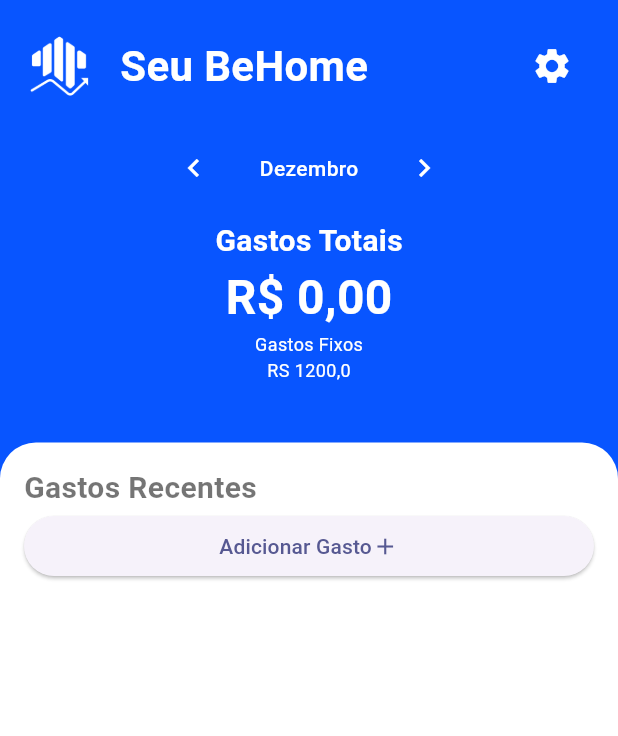
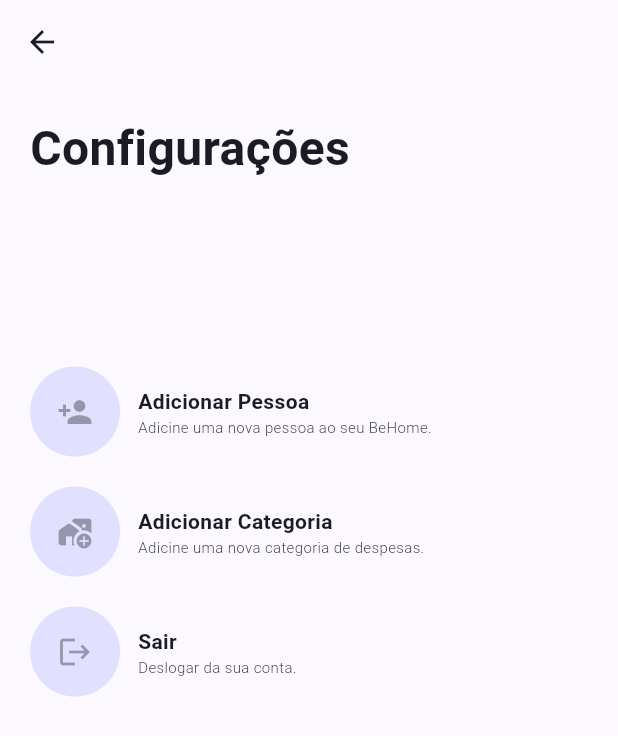
Before and after one commit to Redoze/Behome_-_DSI, a Flutter app: the screen it shows once a user with an empty profile is signed in, after a tap on the "settings" icon, on a phone screen of 412 x 824 dp. Shown: the top 736 px of the screen. Run offline on Flutter 3.47's test engine with Material 3 defaults, Android fonts, the phone set to English and light mode, and no system bars; our stand-ins replace cloud_firestore, firebase_auth, firebase_core, fluttertoast; accounts and stored records are empty.

Commit message:
add a page de configs e corrigi um overflow na page de registro

```diff
--- /dev/null
+++ b/lib/pages/category_register_page.dart
@@ -0,0 +1,11 @@
+import 'package:flutter/foundation.dart';
+import 'package:flutter/widgets.dart';
+
+class MyWidget extends StatelessWidget {
+  const MyWidget({super.key});
+
+  @override
+  Widget build(BuildContext context) {
+    return const Placeholder();
+  }
+}
--- a/lib/pages/home_page.dart
+++ b/lib/pages/home_page.dart
@@ -1,4 +1,5 @@
 import 'package:behome/pages/gastos_page.dart';
+import 'package:behome/pages/settings_page.dart';
 import 'package:behome/services/auth_service.dart';
 import 'package:behome/services/expense_service.dart';
 import 'package:behome/styles/text_styles.dart';
@@ -44,7 +45,12 @@ class _HomePageState extends State<HomePage> {
           child: Column(
             children: [
               HomeHeader(
-                onSettingsPressed: logout,
+                onSettingsPressed: () {
+                  Navigator.push(
+                      context,
+                      MaterialPageRoute(
+                          builder: (builder) => const SettingsPage()));
+                },
               ),
               const HouseInfo(),
               const SizedBox(height: 40),
@@ -158,7 +164,8 @@ class HouseInfo extends StatelessWidget {
               icon: const Icon(Icons.keyboard_arrow_left),
             ),
             const SizedBox(width: 20),
-            const Text("Dezembro", style: AppTextStyles.label),
+            Text(DateFormat("MMMM").format(DateTime.now()).toString(),
+                style: AppTextStyles.label),
             const SizedBox(width: 20),
             IconButton(
               onPressed: () {},
--- a/lib/pages/register_page.dart
+++ b/lib/pages/register_page.dart
@@ -53,11 +53,11 @@ class _RegisterPageState extends State<RegisterPage> {
         padding: const EdgeInsets.all(20),
         child: Column(
           children: [
-            const Row(
+            Row(
               crossAxisAlignment:
                   CrossAxisAlignment.center, // Centraliza verticalmente
               children: [
-                Padding(
+                const Padding(
                   padding:
                       EdgeInsets.only(right: 16), // Ajuste conforme necessário
                   child: Image(
@@ -65,11 +65,17 @@ class _RegisterPageState extends State<RegisterPage> {
                     width: 40,
                   ),
                 ),
-                Text(
-                  'Crie seu BeHome',
-                  style: TextStyle(
-                    fontSize: 36,
-                    fontWeight: FontWeight.bold,
+                SizedBox(
+                  width: MediaQuery.of(context).size.width * 0.7,
+                  child: const Flexible(
+                    fit: FlexFit.tight,
+                    child: Text(
+                      'Crie seu BeHome',
+                      style: TextStyle(
+                        fontSize: 30,
+                        fontWeight: FontWeight.bold,
+                      ),
+                    ),
                   ),
                 ),
               ],
--- /dev/null
+++ b/lib/pages/settings_page.dart
@@ -0,0 +1,189 @@
+import 'package:flutter/material.dart';
+
+class SettingsPage extends StatefulWidget {
+  const SettingsPage({super.key});
+
+  @override
+  State<SettingsPage> createState() => _SettingsPageState();
+}
+
+class _SettingsPageState extends State<SettingsPage> {
+  @override
+  Widget build(BuildContext context) {
+    return Scaffold(
+      appBar: AppBar(),
+      body: Center(
+          child: Container(
+        alignment: Alignment.topLeft,
+        child: Column(
+          children: [
+            const Padding(
+              padding: EdgeInsets.all(20),
+              child: Column(
+                children: [
+                  Row(
+                    crossAxisAlignment: CrossAxisAlignment.start,
+                    children: [
+                      Text(
+                        "Configurações",
+                        style: TextStyle(
+                          fontSize: 32,
+                          fontWeight: FontWeight.bold,
+                        ),
+                      ),
+                    ],
+                  ),
+                ],
+              ),
+            ),
+            SizedBox(height: MediaQuery.of(context).size.height * 0.1),
+            const Padding(
+              padding: EdgeInsets.all(20),
+              child: Column(
+                children: [
+                  Row(
+                    children: [
+                      CircleAvatar(
+                        radius: 30,
+                        child: IconButton(
+                          icon: Icon(Icons.person_add),
+                          color: Color.fromRGBO(8, 85, 255, 1),
+                          onPressed: null,
+                        ),
+                      ),
+                      Flexible(
+                        fit: FlexFit.tight,
+                        child: Padding(
+                          padding: EdgeInsets.all(12.0),
+                          child: Column(
+                            children: [
+                              Row(
+                                mainAxisAlignment: MainAxisAlignment.start,
+                                children: [
+                                  Text(
+                                    "Adicionar Pessoa",
+                                    style: TextStyle(
+                                      fontWeight: FontWeight.bold,
+                                    ),
+                                  ),
+                                ],
+                              ),
+                              Row(
+                                mainAxisAlignment: MainAxisAlignment.start,
+                                children: [
+                                  Text(
+                                    "Adicine uma nova pessoa ao seu BeHome.",
+                                    style: TextStyle(
+                                      fontSize: 10,
+                                      fontWeight: FontWeight.w300,
+                                    ),
+                                  ),
+                                ],
+                              ),
+                            ],
+                          ),
+                        ),
+                      ),
+                    ],
+                  ),
+                  SizedBox(height: 20),
+                  Row(
+                    children: [
+                      CircleAvatar(
+                        radius: 30,
+                        child: IconButton(
+                          icon: Icon(Icons.add_home_work_rounded),
+                          color: Color.fromRGBO(255, 127, 8, 1),
+                          onPressed: null,
+                        ),
+                      ),
+                      Flexible(
+                        fit: FlexFit.tight,
+                        child: Padding(
+                          padding: EdgeInsets.all(12.0),
+                          child: Column(
+                            children: [
+                              Row(
+                                mainAxisAlignment: MainAxisAlignment.start,
+                                children: [
+                                  Text(
+                                    "Adicionar Categoria",
+                                    style: TextStyle(
+                                      fontWeight: FontWeight.bold,
+                                    ),
+                                  ),
+                                ],
+                              ),
+                              Row(
+                                mainAxisAlignment: MainAxisAlignment.start,
+                                children: [
+                                  Text(
+                                    "Adicine uma nova categoria de despesas.",
+                                    style: TextStyle(
+                                      fontSize: 10,
+                                      fontWeight: FontWeight.w300,
+                                    ),
+                                  ),
+                                ],
+                              ),
+                            ],
+                          ),
+                        ),
+                      ),
+                    ],
+                  ),
+                  SizedBox(height: 20),
+                  Row(
+                    children: [
+                      CircleAvatar(
+                        radius: 30,
+                        child: IconButton(
+                          icon: Icon(Icons.logout),
+                          color: Colors.red,
+                          onPressed: null,
+                        ),
+                      ),
+                      Flexible(
+                        fit: FlexFit.tight,
+                        child: Padding(
+                          padding: EdgeInsets.all(12.0),
+                          child: Column(
+                            children: [
+                              Row(
+                                mainAxisAlignment: MainAxisAlignment.start,
+                                children: [
+                                  Text(
+                                    "Sair",
+                                    style: TextStyle(
+                                      fontWeight: FontWeight.bold,
+                                    ),
+                                  ),
+                                ],
+                              ),
+                              Row(
+                                mainAxisAlignment: MainAxisAlignment.start,
+                                children: [
+                                  Text(
+                                    "Deslogar da sua conta.",
+                                    style: TextStyle(
+                                      fontSize: 10,
+                                      fontWeight: FontWeight.w300,
+                                    ),
+                                  ),
+                                ],
+                              ),
+                            ],
+                          ),
+                        ),
+                      ),
+                    ],
+                  )
+                ],
+              ),
+            )
+          ],
+        ),
+      )),
+    );
+  }
+}
```
